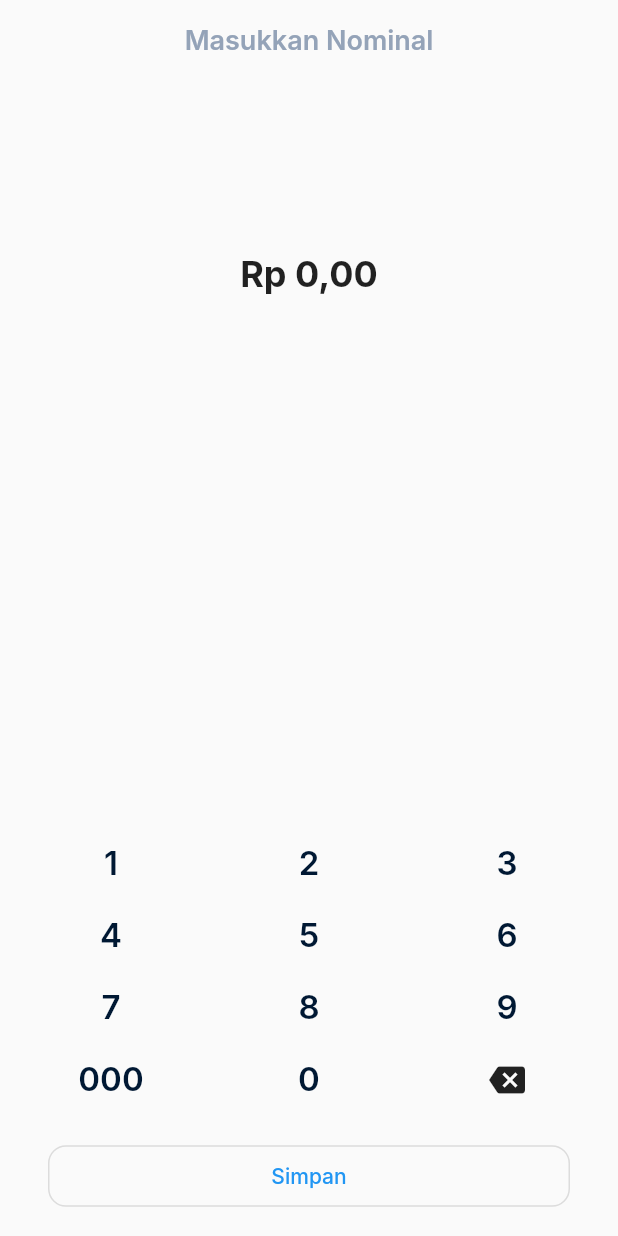
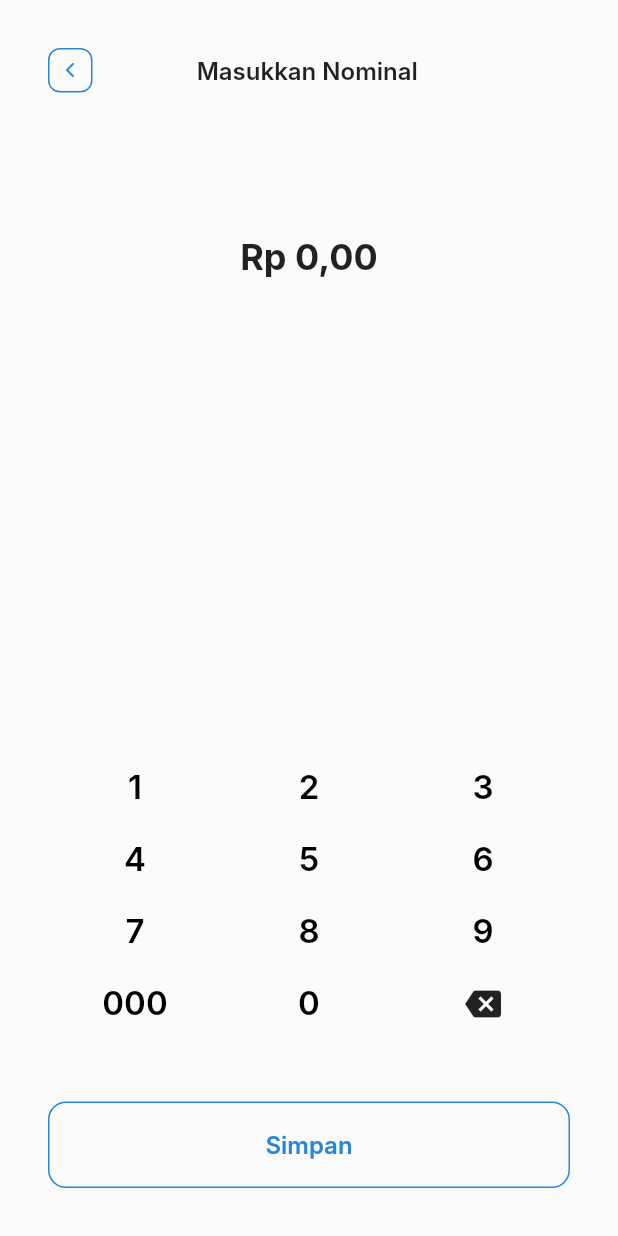
Before and after one commit to pawangdev/pawang-mobile, a Flutter app: the NumpadTransactionView screen opened by its route, on a phone screen of 412 x 824 dp. Run offline on Flutter 3.47's test engine with Material 2 defaults, Android fonts, the phone set to English and light mode, and no system bars; our stand-ins replace cached_network_image, carousel_slider, currency_text_input_formatter, date_time_picker, double_back_to_close, expandable and 11 more; missing offline and left inert: onesignal_flutter; accounts and stored records are empty; network calls fail; Roboto replaces fonts that are missing (Inter).

Commit message:
refactor: bug dateetail transaction and dark mode

```diff
--- a/lib/modules/dashboard/views/dashboard_view.dart
+++ b/lib/modules/dashboard/views/dashboard_view.dart
@@ -79,7 +79,7 @@ class DashboardView extends StatelessWidget {
                               children: [
                                 Container(
                                   width: Get.width * 0.085,
-                                  height: Get.height * 0.05,
+                                  height: Get.height * 0.047,
                                   decoration: BoxDecoration(
                                     color: defaultWhite,
                                     borderRadius: BorderRadius.circular(50.0),
@@ -91,7 +91,7 @@ class DashboardView extends StatelessWidget {
                                                       "female"
                                                   ? "assets/images/woman.png"
                                                   : "assets/images/user.png"),
-                                      fit: BoxFit.fill,
+                                      fit: BoxFit.cover,
                                     ),
                                   ),
                                 ),
--- a/lib/modules/transaction/views/numpad_transaction_view.dart
+++ b/lib/modules/transaction/views/numpad_transaction_view.dart
@@ -3,6 +3,8 @@ import 'package:get/get.dart';
 import 'package:pawang_mobile/constants/theme.dart';
 import 'package:pawang_mobile/modules/transaction/transaction.dart';
 import 'package:pawang_mobile/utils/currency_format.dart';
+import 'package:pawang_mobile/widgets/button_custom.dart';
+import 'package:pawang_mobile/widgets/icon_back.dart';
 import 'package:pawang_mobile/widgets/numpad.dart';
 
 class NumpadTransactionView extends StatelessWidget {
@@ -11,21 +13,31 @@ class NumpadTransactionView extends StatelessWidget {
   @override
   Widget build(BuildContext context) {
     return Scaffold(
-      body: Column(
+      body: Padding(
+        padding: const EdgeInsets.all(32.0),
+        child: Column(
           crossAxisAlignment: CrossAxisAlignment.start,
           children: [
-          Padding(
-            padding: const EdgeInsets.symmetric(vertical: 16),
-            child: Center(
-                child: Text(
+            Row(
+              mainAxisAlignment: MainAxisAlignment.spaceBetween,
+              children: [
+                IconBack(
+                  blueMode: true,
+                  onTap: () {
+                    controller.clearInput();
+                    Get.back();
+                  },
+                ),
+                Text(
                   "Masukkan Nominal".tr,
-              style: textMuted.copyWith(fontSize: 18, fontWeight: semiBold),
-            )),
+                  style: kInter.copyWith(fontSize: 16, fontWeight: semiBold),
+                ),
+                const SizedBox(
+                  width: 32,
+                ),
+              ],
             ),
             Expanded(
-            child: Container(
-              margin: const EdgeInsets.only(top: 8),
-              width: double.infinity,
               child: Center(
                 child: Obx(
                   () => Text(
@@ -38,40 +50,23 @@ class NumpadTransactionView extends StatelessWidget {
                 ),
               ),
             ),
+            const Expanded(child: SizedBox()),
+            NumpadWidget(),
+            SizedBox(
+              height: Get.height * 0.05,
             ),
-          const Expanded(child: SizedBox()),
-          Padding(
-            padding: const EdgeInsets.symmetric(horizontal: 8),
-            child: NumpadWidget(),
-          ),
-          SizedBox(
-            width: Get.width,
-            child: Padding(
-              padding:
-                  const EdgeInsets.symmetric(horizontal: 32.0, vertical: 16),
-              child: OutlinedButton(
-                  onPressed: () {
+            ButtonCustom(
+              text: 'Simpan'.tr,
+              elevatedMode: false,
+              onTap: () {
                 controller.displayAmount.text = CurrencyFormat.convertToIdr(
                     int.parse(controller.amountTextController.value), 2);
 
                 Get.back();
               },
-                  style: ButtonStyle(
-                    shape: MaterialStateProperty.all(
-                      RoundedRectangleBorder(
-                        borderRadius:
-                            BorderRadius.circular(defaultBorderRadius),
-                      ),
-                    ),
-                    padding: MaterialStateProperty.all(
-                      const EdgeInsets.symmetric(
-                          vertical: 12.0, horizontal: 12.0),
-                    ),
-                  ),
-                  child: Text('Simpan'.tr, style: kInter)),
-            ),
             ),
           ],
+        ),
       ),
     );
   }
--- a/lib/modules/transaction/views/transaction_detail_view.dart
+++ b/lib/modules/transaction/views/transaction_detail_view.dart
@@ -145,10 +145,8 @@ class TransactionDetailView extends StatelessWidget {
                           SizedBox(
                             width: Get.width * 0.35,
                             child: Text(
-                              DateFormat("d MMMM yyyy")
-                                  .format(DateFormat("yyyy-mm-dd HH:mm")
-                                      .parse(transaction.date.toString(), true)
-                                      .toLocal())
+                              DateFormat("dd MMMM yyyy")
+                                  .format(transaction.date.toLocal())
                                   .toString(),
                               overflow: TextOverflow.ellipsis,
                               maxLines: 1,
@@ -174,10 +172,8 @@ class TransactionDetailView extends StatelessWidget {
                           SizedBox(
                             width: Get.width * 0.35,
                             child: Text(
-                              DateFormat("HH:mm")
-                                  .format(DateFormat("yyyy-mm-dd HH:mm")
-                                      .parse(transaction.date.toString(), true)
-                                      .toLocal())
+                              DateFormat("HH: mm")
+                                  .format(transaction.date.toLocal())
                                   .toString(),
                               maxLines: 1,
                               textAlign: TextAlign.end,
--- a/lib/widgets/number_button.dart
+++ b/lib/widgets/number_button.dart
@@ -46,7 +46,11 @@ class NumberButton extends StatelessWidget {
           maxLines: 1,
           overflow: TextOverflow.ellipsis,
           style: kInter.copyWith(
-              fontWeight: semiBold, color: defaultBlack, fontSize: 22),
+              fontWeight: semiBold,
+              color: Theme.of(context).brightness == Brightness.light
+                  ? Colors.black
+                  : defaultWhite,
+              fontSize: 22),
         ),
       ),
     );
```
Lines whose indentation alone changed are shown as unchanged.
